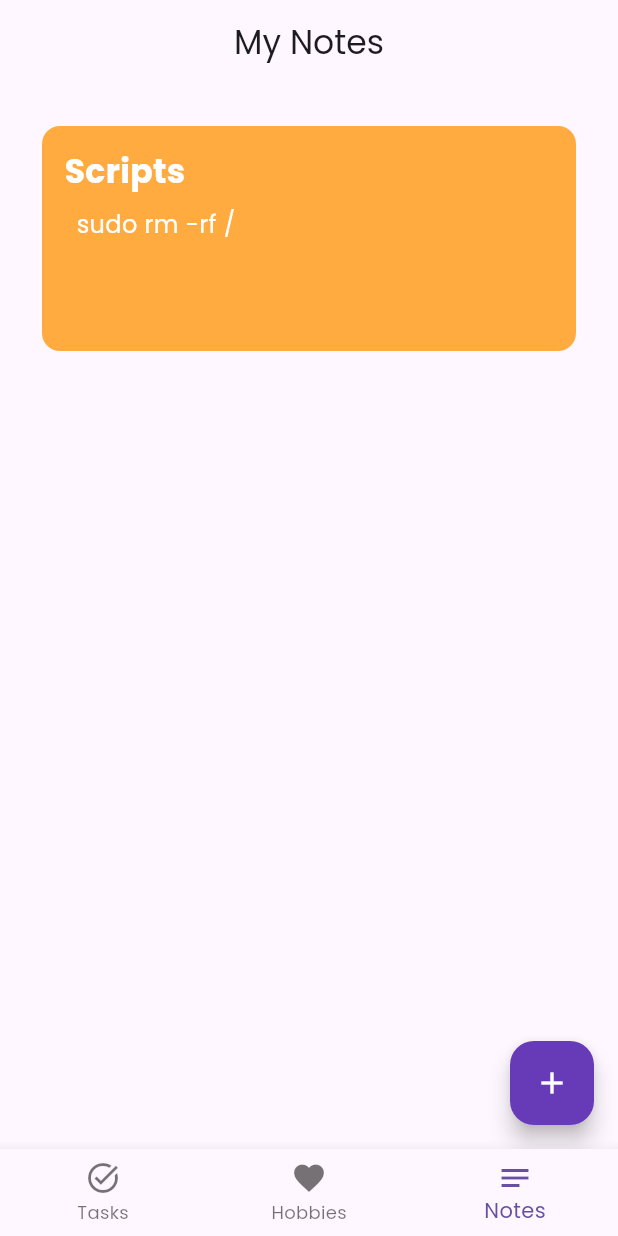
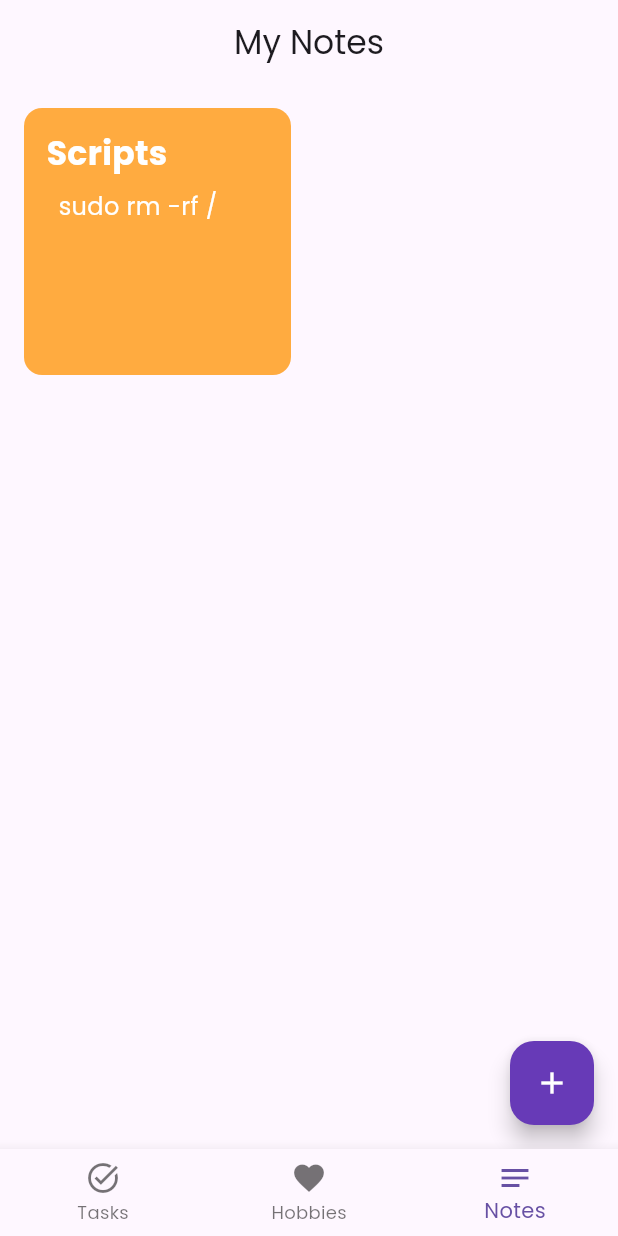
Before and after one commit to merdanusa/flutter_practice, a Flutter app: the NotesScreen screen opened by its route, on a phone screen of 412 x 824 dp. Run offline on Flutter 3.47's test engine with Material 3 defaults, Android fonts, the phone set to English and light mode, and no system bars; our stand-ins replace go_router, google_fonts.

Commit message:
init commit

```diff
--- a/lib/screens/notes_screen.dart
+++ b/lib/screens/notes_screen.dart
@@ -35,20 +35,22 @@ class _NotesScreenState extends State<NotesScreen> {
         onPressed: () {},
         child: Icon(Icons.add, color: Colors.white),
       ),
-      body: Container(
-        margin: EdgeInsets.all(20),
-        child: ListView.builder(
-          physics: BouncingScrollPhysics(),
+      body: Padding(
+        padding: const EdgeInsets.all(8.0),
+        child: GridView.builder(
           itemCount: notes.length,
+          gridDelegate: const SliverGridDelegateWithFixedCrossAxisCount(
+            crossAxisCount: 2,
+            mainAxisSpacing: 8,
+            crossAxisSpacing: 8,
+            childAspectRatio: 1,
+          ),
           itemBuilder: (context, index) {
-            final note = notes[index];
-            return Padding(
-              padding: const EdgeInsets.only(bottom: 12),
-              child: Block(
-                title: note.title,
-                content: note.content,
-                color: colors[index % colors.length],
-              ),
+            final block = notes[index];
+            return Block(
+              title: block.title,
+              content: block.content,
+              color: colors[index % colors.length],
             );
           },
         ),
```
